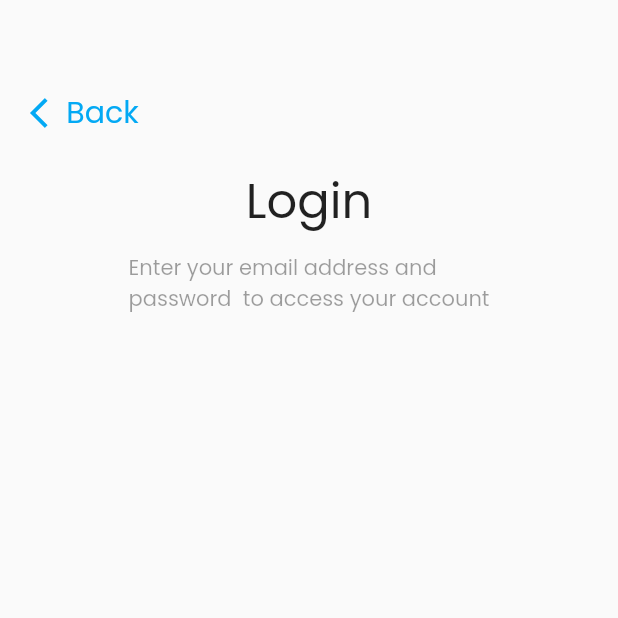
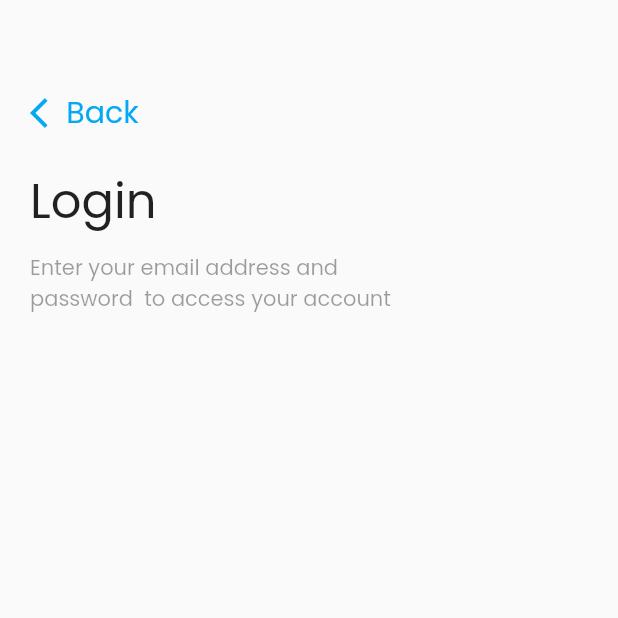
Before and after one commit to kevin2-cyber/LiveMe, a Flutter app: the screen it shows after launch, after a tap on "Login", on a phone screen of 412 x 824 dp, the top half of it. Run offline on Flutter 3.47's test engine with Material 2 defaults, Android fonts, the light colour scheme and no system bars; our stand-ins replace google_fonts.

Commit message:
bug fixed

```diff
--- a/lib/app/ui/login.dart
+++ b/lib/app/ui/login.dart
@@ -15,6 +15,7 @@ class Login extends StatelessWidget {
         child: Padding(
           padding: const EdgeInsets.symmetric(vertical: 60.0, horizontal: 20),
           child: Column(
+            crossAxisAlignment: CrossAxisAlignment.start,
             children: [
               GestureDetector(
                 onTap: (){
@@ -57,6 +58,10 @@ class Login extends StatelessWidget {
                   color: Colors.black38,
                 ),
               ),
+              const SizedBox(
+                height: 20,
+              ),
+
             ],
           ),
         ),
--- a/lib/app/ui/sign_up.dart
+++ b/lib/app/ui/sign_up.dart
@@ -14,6 +14,7 @@ class SignUp extends StatelessWidget {
         child: Padding(
           padding: const EdgeInsets.symmetric(vertical: 60.0, horizontal: 20),
           child: Column(
+            crossAxisAlignment: CrossAxisAlignment.start,
             children: [
               GestureDetector(
                 onTap: (){
--- a/lib/app/widgets/app_button.dart
+++ b/lib/app/widgets/app_button.dart
@@ -18,13 +18,13 @@ class AppButton extends StatelessWidget {
 
   @override
   Widget build(BuildContext context) {
-    return Container(
-      decoration: BoxDecoration(
-        borderRadius: BorderRadius.circular(10.0),
+    return MaterialButton(
+      height: 50,
       color: bgColor,
+      onPressed: onTapped,
+      shape: RoundedRectangleBorder(
+          borderRadius: BorderRadius.circular(10)
       ),
-      child: TextButton(
-        onPressed: onTapped,
       child: Text(
         text,
         style: GoogleFonts.poppins(
@@ -33,7 +33,6 @@ class AppButton extends StatelessWidget {
           color: textColor,
         ),
       ),
-      ),
     );
   }
 }
```
Lines whose indentation alone changed are shown as unchanged.
